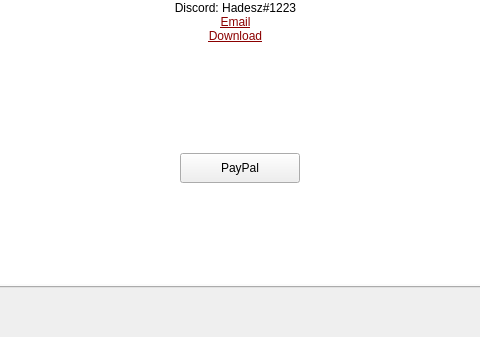
ddc/ReShadeUtils, file src/ui/main.ui: the form before one commit; both pictures show x 247 to 727 and y 363 to 700 of the 950 by 700 pixel window.
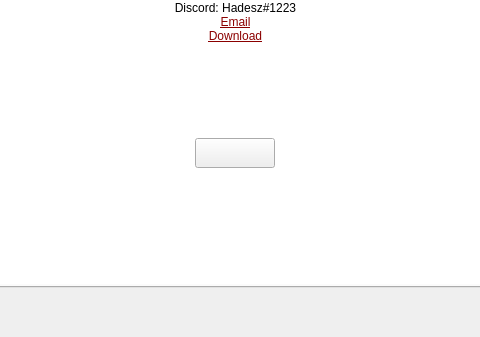
The form after the commit. The open tabs and pages were chosen to show the change.

Patch:
```diff
--- a/src/ui/main.ui
+++ b/src/ui/main.ui
@@ -701,6 +701,9 @@
        <height>581</height>
       </rect>
      </property>
+     <property name="acceptDrops">
+      <bool>false</bool>
+     </property>
      <property name="frameShape">
       <enum>QFrame::NoFrame</enum>
      </property>
@@ -750,32 +753,49 @@
       <bool>true</bool>
      </property>
     </widget>
-    <widget class="QPushButton" name="donate_button">
+    <widget class="QPushButton" name="paypal_button">
      <property name="geometry">
       <rect>
-       <x>405</x>
-       <y>450</y>
-       <width>120</width>
+       <x>420</x>
+       <y>435</y>
+       <width>80</width>
        <height>30</height>
       </rect>
      </property>
      <property name="minimumSize">
       <size>
-       <width>120</width>
+       <width>80</width>
        <height>30</height>
       </size>
      </property>
      <property name="maximumSize">
       <size>
-       <width>120</width>
+       <width>80</width>
        <height>30</height>
       </size>
      </property>
+     <property name="cursor">
+      <cursorShape>PointingHandCursor</cursorShape>
+     </property>
      <property name="toolTip">
-      <string>Click to edit the game path</string>
+      <string notr="true"/>
      </property>
-     <property name="text">
-      <string>PayPal</string>
+     <property name="autoFillBackground">
+      <bool>false</bool>
+     </property>
+     <property name="styleSheet">
+      <string notr="true">#donate_button {
+    background-color: transparent;
+    background: none;
+    border: none;
+    background-repeat: none;
+}</string>
+     </property>
+     <property name="iconSize">
+      <size>
+       <width>100</width>
+       <height>100</height>
+      </size>
      </property>
     </widget>
    </widget>
```
